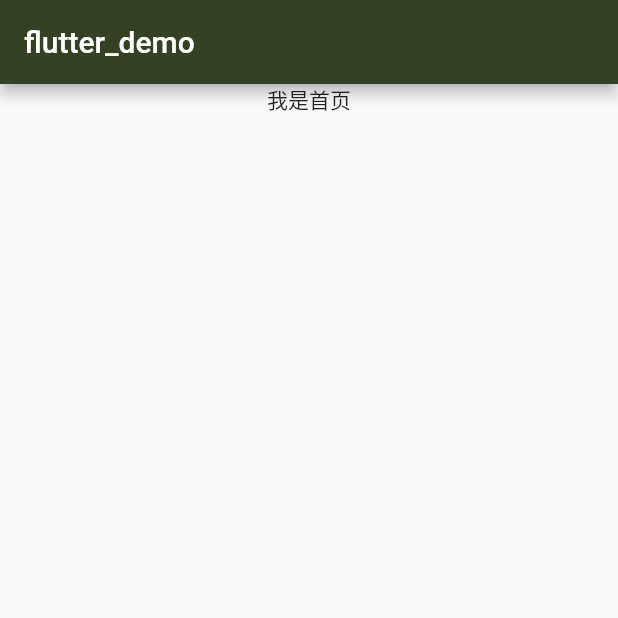
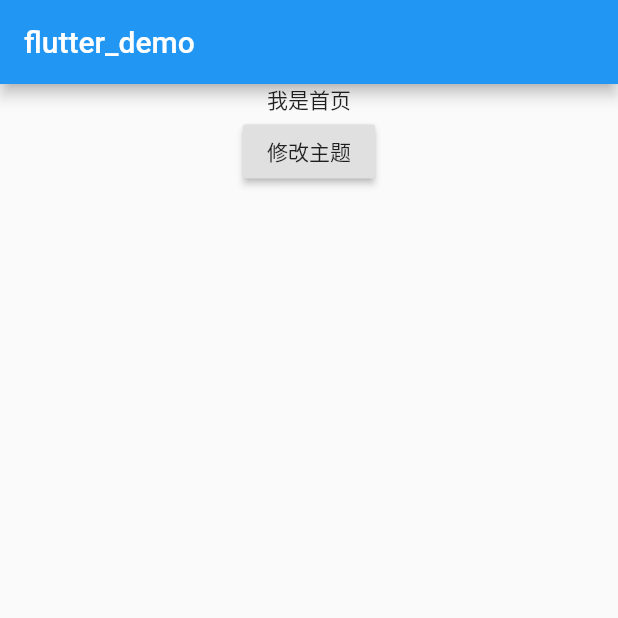
Before and after one commit to zhangjiang1203/flutter_github_pro, a Flutter app: the screen it shows after launch, on a phone screen of 412 x 824 dp, the top half of it. Run offline on Flutter 3.47's test engine with Material 2 defaults, Android fonts, the phone set to English and light mode, and no system bars; our stand-ins replace dio, shared_preferences; generated files the repository leaves out were written again.

Commit message:
添加主体和语言

```diff
--- /dev/null
+++ b/jsons/cacheConfig.json
@@ -0,0 +1,5 @@
+{
+  "enable": true,
+  "maxAge": 1000,
+  "maxCount": 100
+}
--- /dev/null
+++ b/lib/common/Global.dart
@@ -0,0 +1,57 @@
+/*
+* Global created by zj
+* on 2020/5/7 11:38 AM
+* copyright on zhangjiang
+*/
+
+import 'dart:convert';
+
+import 'package:flutter/material.dart';
+import 'package:shared_preferences/shared_preferences.dart';
+import '../models/index.dart';
+import 'CacheObject.dart';
+import 'NetWorkRequest.dart';
+const _themes = <String,MaterialColor>{
+  "blue": Colors.blue,
+  "cyan":Colors.cyan,
+  "teal":Colors.teal,
+  "green":Colors.green,
+  "red":Colors.red
+};
+
+class Global {
+  /// 定义的单例对象
+  static SharedPreferences _preferences;
+  static Profile profile = Profile();
+  ///网络缓存对象
+  static NetCache netCache = NetCache();
+
+  static Map<String,MaterialColor> get themes => _themes;
+
+  //是否是release
+  static bool get isRelease => bool.fromEnvironment('dart.vm.product');
+
+  //初始化全局信息
+  static Future init() async {
+     _preferences = await SharedPreferences.getInstance();
+     var _profile = _preferences.getString("profile");
+     if(_profile != null){
+       try{
+         print("解析成功");
+         profile = Profile.fromJson(jsonDecode(_profile));
+       } catch(e){
+         print("解析失败 $e");
+       }
+     }
+     print("object");
+     //如果没有缓存策略。设置默认缓存策略
+     profile.cache = profile.cache ?? CacheConfig()
+                               ..enable = true
+                               ..maxAge = 3600
+                               ..maxCount = 1000;
+     //初始化网络相关的配置
+     NetWorkRequest.init();
+  }
+
+  static saveProfile() => _preferences.setString("profile", jsonEncode(profile.toJson()));
+}
--- /dev/null
+++ b/lib/common/ProfileChangeNotifier.dart
@@ -0,0 +1,74 @@
+/*
+* ProfileChangeNotifier created by zj
+* on 2020/5/7 2:08 PM
+* copyright on zhangjiang
+*/
+
+import 'package:flutter/material.dart';
+import 'package:fluttergithubpro/models/index.dart';
+import 'Global.dart';
+
+class ProfileChangeNotifier extends ChangeNotifier {
+
+  Profile get _profile => Global.profile;
+
+  @override
+  void notifyListeners() {
+    // TODO: implement notifyListeners
+//    Global.saveProfile();
+    super.notifyListeners();
+  }
+}
+
+
+///用户状态改变通知依赖项
+class UserProvider extends ProfileChangeNotifier {
+  User get _user => _profile.user;
+
+  ///是否登录
+  bool get isLogin => _user != null;
+
+  ///用户信息发生变化，通知依赖的widget更新
+  set user(User user){
+    if(user?.login != _user.login){
+      _profile.lastLogin = _user?.login;
+      _profile.user = user;
+      notifyListeners();
+    }
+  }
+}
+
+///当前主题发生变化
+class ThemeProvider extends ProfileChangeNotifier {
+  //获取当前主题
+  ColorSwatch get theme => Global.themes.values.firstWhere((e) => e.value == _profile.theme,orElse: ()=>Colors.blue);
+
+  ///主题改变后通知依赖项
+  set theme(ColorSwatch color) {
+    if (color != theme) {
+      _profile.theme = color[500].value;
+      notifyListeners();
+    }
+  }
+}
+
+///当前语言发生变化
+class LocaleProvider extends ProfileChangeNotifier {
+
+  //获取当前的locale，如果为null，跟随当前系统
+  Locale getLocale(){
+    if(_profile.locale == null) return null;
+    var t = _profile.locale.split('_');
+    if (t.length <= 2) return null;
+    return Locale(t[0],t[1]);
+  }
+
+  String get _locale => _profile.locale;
+
+  set locale(String locale) {
+    if(locale != _locale){
+      _profile.locale = locale;
+      notifyListeners();
+    }
+  }
+}
--- a/lib/main.dart
+++ b/lib/main.dart
@@ -1,11 +1,18 @@
 import 'package:flutter/material.dart';
 import 'package:flutter_localizations/flutter_localizations.dart';
-import 'common/ZJColorsTool.dart';
+import 'package:fluttergithubpro/routes/ThemeChangeRoute.dart';
 import 'common/Translations.dart';
 import 'common/LocaleTool.dart';
 import 'routes/home_pages.dart';
+import 'common/Global.dart';
+import 'package:provider/provider.dart';
+import 'common/ProfileChangeNotifier.dart';
 
-void main() => runApp(MyApp());
+///初始化相关的配置之后再runapp
+//void main() => Global.init().then( (e)=>runApp(MyApp()) );
+
+void main()=> runApp(MyApp());
+
 
 class MyApp extends StatefulWidget {
 
@@ -15,37 +22,26 @@ class MyApp extends StatefulWidget {
 
 class _MyAppState extends State<MyApp> {
 
-  Color _themeColor;
-  ///app内部修改语言
-  SpecificLocalizationDelete _localizationDelete;
-
-  void _onLocalChanged(Locale locale) {
-    setState(() {
-      _localizationDelete = new SpecificLocalizationDelete(locale);
-    });
-  }
-
   @override
   void initState() {
     // TODO: implement initState
     super.initState();
-    localTool.getCurrentUserLanguage().then((e){
-      print("当前语言==$e");
-      _onLocalChanged(Locale(e,""));
-    });
-
-    ///初始化本地local
-    _localizationDelete = new SpecificLocalizationDelete(null);
-    /// 本地语言发生改变修改 app语言
-    localTool.onLocaleChangeed = _onLocalChanged;
   }
 
   @override
   Widget build(BuildContext context) {
+    return MultiProvider(
+      providers: <SingleChildCloneableWidget>[
+        ChangeNotifierProvider.value(value: UserProvider()),
+        ChangeNotifierProvider.value(value: ThemeProvider()),
+        ChangeNotifierProvider.value(value: LocaleProvider())
+      ],
+      child: Consumer2<ThemeProvider,LocaleProvider>(
+          builder: (BuildContext context,themeProvider,localeProvider,Widget child){
             return MaterialApp(
               title: "我就是我",
               theme: ThemeData(
-        primaryColor: ZJColor.StringColor("ff344223"),
+                primarySwatch: themeProvider.theme,
               ),
               ///多语言设置
               onGenerateTitle: (context) {
@@ -60,15 +56,26 @@ class _MyAppState extends State<MyApp> {
               supportedLocales: localTool.supportLocales(),
               localeResolutionCallback: (deviceLocal, supportedLocales) {
                 ///当前的系统语言，和支持的语言
-        return deviceLocal;
+                if(localeProvider.getLocale() != null){
+                  return localeProvider.getLocale();
+                }else{
+                  Locale locale;
+                  //跟随系统语言
+                  if(supportedLocales.contains(deviceLocal)){
+                    locale = deviceLocal;
+                  }else{
+                    locale = Locale('en','US');
+                  }
+                  return locale;
+                }
               },
-
               ///多语言支持---end
               /// 初始化当前的路由，命名路由
               initialRoute: "/",
               /// 配置对应的路由信息
               routes: {
                 "/": (context) => AppHomePage(),
+                "theme_change_route": (context) => ThemeChangeRoute(),
               },
               /// 判断路由跳转的权限
               onGenerateRoute: (RouteSettings settings){
@@ -82,5 +89,9 @@ class _MyAppState extends State<MyApp> {
                 );
               },
             );
+          },
+      ),
+    );
+
   }
 }
--- /dev/null
+++ b/lib/models/index.dart
@@ -0,0 +1,4 @@
+export 'repo.dart' ;
+export 'cacheConfig.dart' ;
+export 'user.dart' ;
+export 'profile.dart' ;
--- /dev/null
+++ b/lib/models/user.dart
@@ -0,0 +1,29 @@
+import 'package:json_annotation/json_annotation.dart';
+
+part 'user.g.dart';
+
+@JsonSerializable()
+class User {
+    User();
+
+    String login;
+    String avatar_url;
+    String type;
+    String name;
+    String company;
+    String blog;
+    String location;
+    String email;
+    bool hireable;
+    String bio;
+    num public_repos;
+    num followers;
+    num following;
+    String created_at;
+    String updated_at;
+    num total_private_repos;
+    num owned_private_repos;
+
+    factory User.fromJson(Map<String,dynamic> json) => _$UserFromJson(json);
+    Map<String, dynamic> toJson() => _$UserToJson(this);
+}
--- a/lib/routes/home_pages.dart
+++ b/lib/routes/home_pages.dart
@@ -25,6 +25,10 @@ class _HomePageState extends State<AppHomePage> {
           child: Column(
             children: <Widget>[
               Text('我是首页'),
+              RaisedButton(
+                child: Text('修改主题'),
+                onPressed: ()=> Navigator.pushNamed(context,"theme_change_route"),
+              ),
             ],
           ),
         ) // This trailing comma makes auto-formatting nicer for build methods.
--- a/pubspec.yaml
+++ b/pubspec.yaml
@@ -40,15 +40,16 @@ dependencies:
   # 轻量级数据保存，
   shared_preferences: ^0.5.7
   # json序列化
-  json_annotation: ^3.0.0
+  json_annotation: ^2.0.0
 
 dev_dependencies:
   flutter_test:
     sdk: flutter
 
   #json依赖
+  json_model: #latest version
   build_runner: ^1.0.0
-  json_serializable: ^3.2.0
+  json_serializable: ^2.0.0
 
 
 
```
Also changed, not shown: jsons/profile.json (added, +8 -0 lines), jsons/repo.json (added, +27 -0 lines), jsons/user.json (added, +20 -0 lines), lib/common/CacheObject.dart (added, +96 -0 lines), lib/common/NetWorkRequest.dart (added, +82 -0 lines), lib/models/cacheConfig.dart (added, +15 -0 lines), lib/models/profile.dart (added, +19 -0 lines), lib/models/repo.dart (added, +31 -0 lines), lib/routes/ThemeChangeRoute.dart (added, +40 -0 lines), lib/models/cacheConfig.g.dart (added), lib/models/profile.g.dart (added), lib/models/repo.g.dart (added), lib/models/user.g.dart (added). Lines whose indentation alone changed are shown as unchanged.
